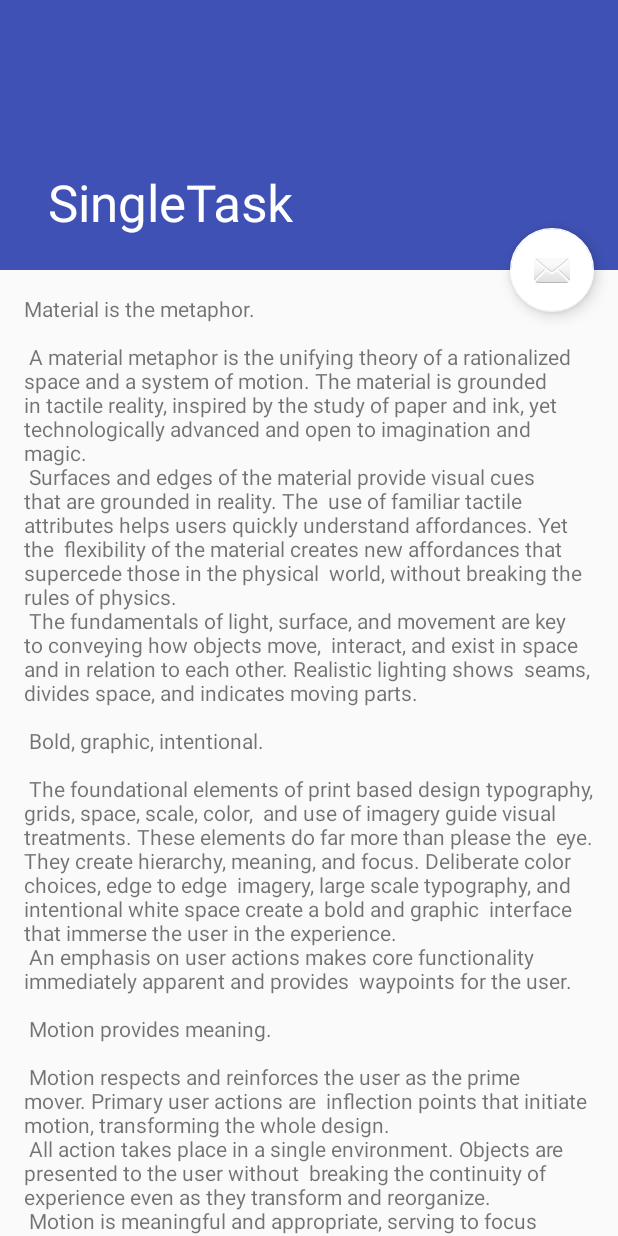
After one commit to salmgazer/Hewale, an Android app: the SingleTask screen opened directly, with no data from a screen before it, on a phone screen of 412 x 824 dp. The commit adds this screen. Run offline under Robolectric (Android 15) with nearby library versions, the phone set to English and light mode, and no system bars.

Commit message:
Task details activity addded
Activity is for viewing details of atask and commenting

```diff
--- a/HewaleNurse/app/src/main/java/com/example/salifu/hewalenurse/NurseTasks.java
+++ b/HewaleNurse/app/src/main/java/com/example/salifu/hewalenurse/NurseTasks.java
@@ -1,9 +1,7 @@
 package com.example.salifu.hewalenurse;
 
-import android.app.Activity;
+import android.app.Fragment;
 import android.os.Bundle;
-import android.app.Fragment;
-import android.support.annotation.Nullable;
 import android.view.LayoutInflater;
 import android.view.View;
 import android.view.ViewGroup;
@@ -12,9 +10,8 @@ import android.widget.AdapterView;
 import android.widget.ArrayAdapter;
 import android.widget.ListAdapter;
 import android.widget.TextView;
-import android.widget.Toast;
 
-import com.example.salifu.hewalenurse.dummy.DummyContent;
+
 
 /**
  * A fragment representing a list of Items.
@@ -76,8 +73,8 @@ public class NurseTasks extends Fragment implements AbsListView.OnItemClickListe
         }
 
         // TODO: Change Adapter to display your content
-        mAdapter = new ArrayAdapter<DummyContent.DummyItem>(getActivity(),
-                android.R.layout.simple_list_item_1, android.R.id.text1, DummyContent.ITEMS);
+       /* mAdapter = new ArrayAdapter<DummyContent.DummyItem>(getActivity(),
+                android.R.layout.simple_list_item_1, android.R.id.text1, DummyContent.ITEMS);*/
     }
 
     @Override
@@ -107,7 +104,7 @@ public class NurseTasks extends Fragment implements AbsListView.OnItemClickListe
         if (null != mListener) {
             // Notify the active callbacks interface (the activity, if the
             // fragment is attached to one) that an item has been selected.
-            mListener.onFragmentInteraction(DummyContent.ITEMS.get(position).id);
+           // mListener.onFragmentInteraction(DummyContent.ITEMS.get(position).id);
         }
     }
 
--- /dev/null
+++ b/HewaleNurse/app/src/main/java/com/example/salifu/hewalenurse/SingleTask.java
@@ -0,0 +1,28 @@
+package com.example.salifu.hewalenurse;
+
+import android.os.Bundle;
+import android.support.design.widget.FloatingActionButton;
+import android.support.design.widget.Snackbar;
+import android.support.v7.app.AppCompatActivity;
+import android.support.v7.widget.Toolbar;
+import android.view.View;
+
+public class SingleTask extends AppCompatActivity {
+
+    @Override
+    protected void onCreate(Bundle savedInstanceState) {
+        super.onCreate(savedInstanceState);
+        setContentView(R.layout.activity_single_task);
+        Toolbar toolbar = (Toolbar) findViewById(R.id.toolbar);
+        setSupportActionBar(toolbar);
+
+        FloatingActionButton fab = (FloatingActionButton) findViewById(R.id.fab);
+        fab.setOnClickListener(new View.OnClickListener() {
+            @Override
+            public void onClick(View view) {
+                Snackbar.make(view, "Replace with your own action", Snackbar.LENGTH_LONG)
+                        .setAction("Action", null).show();
+            }
+        });
+    }
+}
--- /dev/null
+++ b/HewaleNurse/app/src/main/res/layout/activity_single_task.xml
@@ -0,0 +1,46 @@
+<?xml version="1.0" encoding="utf-8"?>
+<android.support.design.widget.CoordinatorLayout xmlns:android="http://schemas.android.com/apk/res/android"
+    xmlns:app="http://schemas.android.com/apk/res-auto"
+    xmlns:tools="http://schemas.android.com/tools"
+    android:layout_width="match_parent"
+    android:layout_height="match_parent"
+    android:fitsSystemWindows="true"
+    tools:context="com.example.salifu.hewalenurse.SingleTask">
+
+    <android.support.design.widget.AppBarLayout
+        android:id="@+id/app_bar"
+        android:layout_width="match_parent"
+        android:layout_height="@dimen/app_bar_height"
+        android:fitsSystemWindows="true"
+        android:theme="@style/AppTheme.AppBarOverlay">
+
+        <android.support.design.widget.CollapsingToolbarLayout
+            android:id="@+id/toolbar_layout"
+            android:layout_width="match_parent"
+            android:layout_height="match_parent"
+            android:fitsSystemWindows="true"
+            app:contentScrim="?attr/colorPrimary"
+            app:layout_scrollFlags="scroll|exitUntilCollapsed">
+
+            <android.support.v7.widget.Toolbar
+                android:id="@+id/toolbar"
+                android:layout_width="match_parent"
+                android:layout_height="?attr/actionBarSize"
+                app:layout_collapseMode="pin"
+                app:popupTheme="@style/AppTheme.PopupOverlay" />
+
+        </android.support.design.widget.CollapsingToolbarLayout>
+    </android.support.design.widget.AppBarLayout>
+
+    <include layout="@layout/content_single_task" />
+
+    <android.support.design.widget.FloatingActionButton
+        android:id="@+id/fab"
+        android:layout_width="wrap_content"
+        android:layout_height="wrap_content"
+        android:layout_margin="@dimen/fab_margin"
+        android:src="@android:drawable/ic_dialog_email"
+        app:layout_anchor="@id/app_bar"
+        app:layout_anchorGravity="bottom|end" />
+
+</android.support.design.widget.CoordinatorLayout>
--- /dev/null
+++ b/HewaleNurse/app/src/main/res/layout/content_single_task.xml
@@ -0,0 +1,17 @@
+<?xml version="1.0" encoding="utf-8"?>
+<android.support.v4.widget.NestedScrollView xmlns:android="http://schemas.android.com/apk/res/android"
+    xmlns:app="http://schemas.android.com/apk/res-auto"
+    xmlns:tools="http://schemas.android.com/tools"
+    android:layout_width="match_parent"
+    android:layout_height="match_parent"
+    app:layout_behavior="@string/appbar_scrolling_view_behavior"
+    tools:context="com.example.salifu.hewalenurse.SingleTask"
+    tools:showIn="@layout/activity_single_task">
+
+    <TextView
+        android:layout_width="wrap_content"
+        android:layout_height="wrap_content"
+        android:layout_margin="@dimen/text_margin"
+        android:text="@string/large_text" />
+
+</android.support.v4.widget.NestedScrollView>
--- /dev/null
+++ b/HewaleNurse/app/src/main/res/menu/menu_single_task.xml
@@ -0,0 +1,10 @@
+<menu xmlns:android="http://schemas.android.com/apk/res/android"
+    xmlns:app="http://schemas.android.com/apk/res-auto"
+    xmlns:tools="http://schemas.android.com/tools"
+    tools:context="com.example.salifu.hewalenurse.SingleTask">
+    <item
+        android:id="@+id/action_settings"
+        android:orderInCategory="100"
+        android:title="@string/action_settings"
+        app:showAsAction="never" />
+</menu>
--- a/HewaleNurse/app/src/main/res/values-v21/styles.xml
+++ b/HewaleNurse/app/src/main/res/values-v21/styles.xml
@@ -1,4 +1,5 @@
 <resources>>
+
     <style name="AppTheme.NoActionBar">
         <item name="windowActionBar">false</item>
         <item name="windowNoTitle">true</item>
--- a/HewaleNurse/app/src/main/res/values/dimens.xml
+++ b/HewaleNurse/app/src/main/res/values/dimens.xml
@@ -7,4 +7,5 @@
     <dimen name="nav_header_height">160dp</dimen>
     <dimen name="fab_margin">16dp</dimen>
     <dimen name="text_margin">16dp</dimen>
+    <dimen name="app_bar_height">180dp</dimen>
 </resources>
--- a/HewaleNurse/app/src/main/res/values/strings.xml
+++ b/HewaleNurse/app/src/main/res/values/strings.xml
@@ -16,6 +16,96 @@
 
     <string name="action_settings">Settings</string>
 
-<!-- TODO: Remove or change this placeholder text -->
+    <!-- TODO: Remove or change this placeholder text -->
     <string name="hello_blank_fragment">Hello blank fragment</string>
+    <string name="title_activity_single_task">SingleTask</string>
+    <string name="large_text">
+        "Material is the metaphor.\n\n"
+
+        "A material metaphor is the unifying theory of a rationalized space and a system of motion."
+        "The material is grounded in tactile reality, inspired by the study of paper and ink, yet "
+        "technologically advanced and open to imagination and magic.\n"
+        "Surfaces and edges of the material provide visual cues that are grounded in reality. The "
+        "use of familiar tactile attributes helps users quickly understand affordances. Yet the "
+        "flexibility of the material creates new affordances that supercede those in the physical "
+        "world, without breaking the rules of physics.\n"
+        "The fundamentals of light, surface, and movement are key to conveying how objects move, "
+        "interact, and exist in space and in relation to each other. Realistic lighting shows "
+        "seams, divides space, and indicates moving parts.\n\n"
+
+        "Bold, graphic, intentional.\n\n"
+
+        "The foundational elements of print based design typography, grids, space, scale, color, "
+        "and use of imagery guide visual treatments. These elements do far more than please the "
+        "eye. They create hierarchy, meaning, and focus. Deliberate color choices, edge to edge "
+        "imagery, large scale typography, and intentional white space create a bold and graphic "
+        "interface that immerse the user in the experience.\n"
+        "An emphasis on user actions makes core functionality immediately apparent and provides "
+        "waypoints for the user.\n\n"
+
+        "Motion provides meaning.\n\n"
+
+        "Motion respects and reinforces the user as the prime mover. Primary user actions are "
+        "inflection points that initiate motion, transforming the whole design.\n"
+        "All action takes place in a single environment. Objects are presented to the user without "
+        "breaking the continuity of experience even as they transform and reorganize.\n"
+        "Motion is meaningful and appropriate, serving to focus attention and maintain continuity. "
+        "Feedback is subtle yet clear. Transitions are efﬁcient yet coherent.\n\n"
+
+        "3D world.\n\n"
+
+        "The material environment is a 3D space, which means all objects have x, y, and z "
+        "dimensions. The z-axis is perpendicularly aligned to the plane of the display, with the "
+        "positive z-axis extending towards the viewer. Every sheet of material occupies a single "
+        "position along the z-axis and has a standard 1dp thickness.\n"
+        "On the web, the z-axis is used for layering and not for perspective. The 3D world is "
+        "emulated by manipulating the y-axis.\n\n"
+
+        "Light and shadow.\n\n"
+
+        "Within the material environment, virtual lights illuminate the scene. Key lights create "
+        "directional shadows, while ambient light creates soft shadows from all angles.\n"
+        "Shadows in the material environment are cast by these two light sources. In Android "
+        "development, shadows occur when light sources are blocked by sheets of material at "
+        "various positions along the z-axis. On the web, shadows are depicted by manipulating the "
+        "y-axis only. The following example shows the card with a height of 6dp.\n\n"
+
+        "Resting elevation.\n\n"
+
+        "All material objects, regardless of size, have a resting elevation, or default elevation "
+        "that does not change. If an object changes elevation, it should return to its resting "
+        "elevation as soon as possible.\n\n"
+
+        "Component elevations.\n\n"
+
+        "The resting elevation for a component type is consistent across apps (e.g., FAB elevation "
+        "does not vary from 6dp in one app to 16dp in another app).\n"
+        "Components may have different resting elevations across platforms, depending on the depth "
+        "of the environment (e.g., TV has a greater depth than mobile or desktop).\n\n"
+
+        "Responsive elevation and dynamic elevation offsets.\n\n"
+
+        "Some component types have responsive elevation, meaning they change elevation in response "
+        "to user input (e.g., normal, focused, and pressed) or system events. These elevation "
+        "changes are consistently implemented using dynamic elevation offsets.\n"
+        "Dynamic elevation offsets are the goal elevation that a component moves towards, relative "
+        "to the component’s resting state. They ensure that elevation changes are consistent "
+        "across actions and component types. For example, all components that lift on press have "
+        "the same elevation change relative to their resting elevation.\n"
+        "Once the input event is completed or cancelled, the component will return to its resting "
+        "elevation.\n\n"
+
+        "Avoiding elevation interference.\n\n"
+
+        "Components with responsive elevations may encounter other components as they move between "
+        "their resting elevations and dynamic elevation offsets. Because material cannot pass "
+        "through other material, components avoid interfering with one another any number of ways, "
+        "whether on a per component basis or using the entire app layout.\n"
+        "On a component level, components can move or be removed before they cause interference. "
+        "For example, a floating action button (FAB) can disappear or move off screen before a "
+        "user picks up a card, or it can move if a snackbar appears.\n"
+        "On the layout level, design your app layout to minimize opportunities for interference. "
+        "For example, position the FAB to one side of stream of a cards so the FAB won’t interfere "
+        "when a user tries to pick up one of cards.\n\n"
+    </string>
 </resources>
--- a/HewaleNurse/app/src/main/res/values/styles.xml
+++ b/HewaleNurse/app/src/main/res/values/styles.xml
@@ -7,11 +7,14 @@
         <item name="colorPrimaryDark">@color/colorPrimaryDark</item>
         <item name="colorAccent">#FFFFFF</item>
     </style>
+
     <style name="AppTheme.NoActionBar">
         <item name="windowActionBar">false</item>
         <item name="windowNoTitle">false</item>
     </style>
+
     <style name="AppTheme.AppBarOverlay" parent="ThemeOverlay.AppCompat.Dark.ActionBar" />
+
     <style name="AppTheme.PopupOverlay" parent="ThemeOverlay.AppCompat.Light" />
 
 </resources>
```
Also changed, not shown: HewaleNurse/app/src/main/AndroidManifest.xml (+8 -5 lines).
